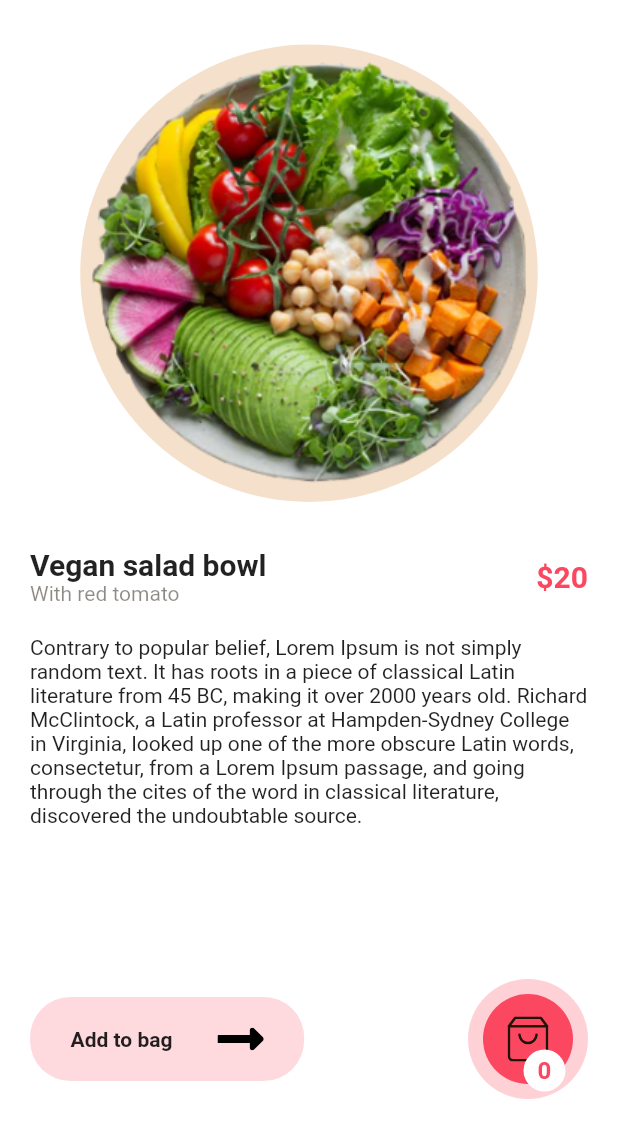
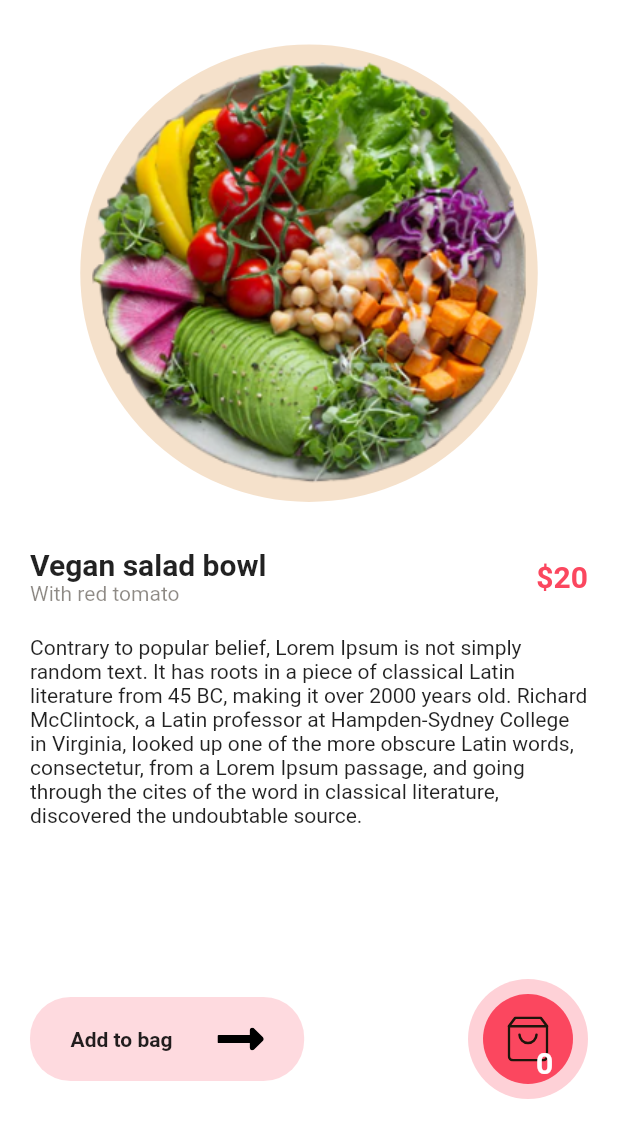
Before and after one commit to bhtri/flutter-food-delivery-app-, a Flutter app: the DetailsScreen screen opened directly, on a phone screen of 412 x 824 dp, the part 92-1236 px from its top. Run offline on Flutter 3.47's test engine with Material 2 defaults, Android fonts, the phone set to English and light mode, and no system bars; our stand-ins replace flutter_svg; Roboto replaces fonts that are missing (Poppins).

```diff
--- a/lib/details_screen.dart
+++ b/lib/details_screen.dart
@@ -13,9 +13,14 @@ class DetailsScreen extends StatelessWidget {
             Row(
               mainAxisAlignment: MainAxisAlignment.spaceBetween,
               children: [
-                SvgPicture.asset(
-                  'assets/icons/backward.svg',
-                  height: 11,
+                GestureDetector(
+                  onTap: () {
+                    Navigator.pop(context);
+                  },
+                  child: SvgPicture.asset(
+                    'assets/icons/backward.svg',
+                    height: 11,
+                  ),
                 ),
                 SvgPicture.asset(
                   'assets/icons/menu.svg',
@@ -118,21 +123,21 @@ class DetailsScreen extends StatelessWidget {
                         ),
                         Positioned(
                           right: 15,
-                          bottom: 5,
+                          bottom: 10,
                           child: Container(
                             alignment: Alignment.center,
                             height: 28,
                             width: 28,
                             decoration: BoxDecoration(
                               shape: BoxShape.circle,
-                              color: kWhiteColor,
+                              color: Colors.transparent,
                             ),
                             child: Text(
                               '0',
                               style: Theme.of(context)
                                   .textTheme
                                   .button
-                                  .copyWith(color: kPrimaryColor, fontSize: 16),
+                                  .copyWith(color: Colors.white, fontSize: 20),
                             ),
                           ),
                         ),
```
